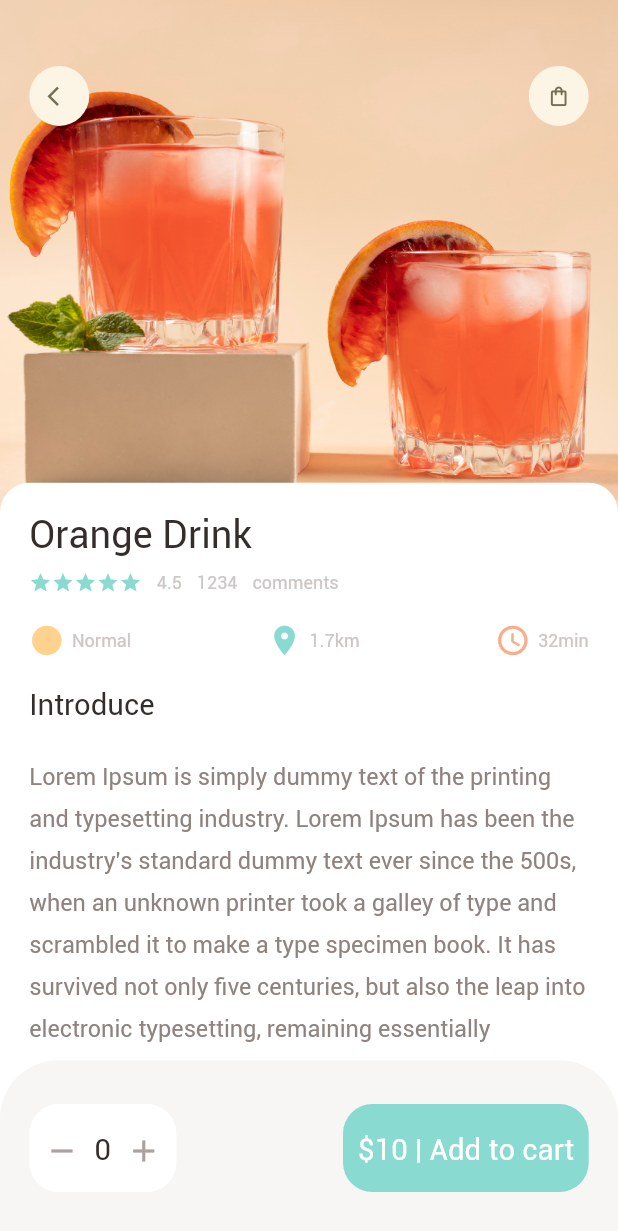
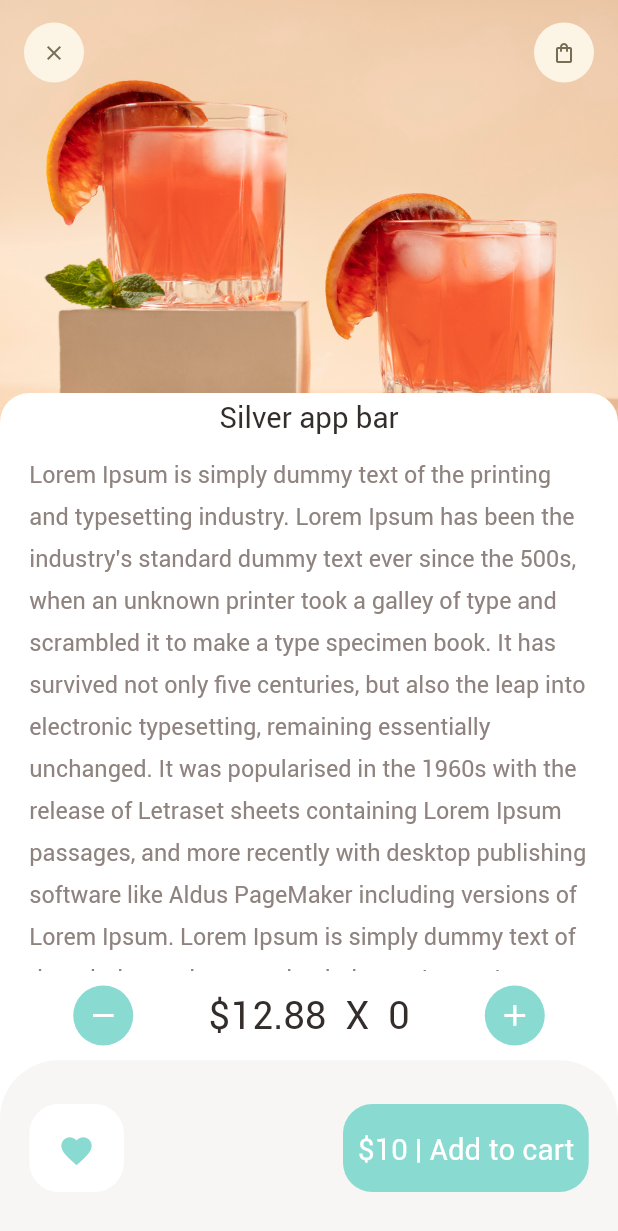
Before and after one commit to Niltonmb7/app_delivery, a Flutter app: the screen it shows after launch, after a tap on "Show more", on a phone screen of 412 x 824 dp. Shown: the top 1231 px of the screen. Run offline on Flutter 3.47's test engine with Material 2 defaults, Android fonts, the phone set to English and light mode, and no system bars; our stand-ins replace dots_indicator, get.

Commit message:
recommended page

```diff
--- a/lib/main.dart
+++ b/lib/main.dart
@@ -1,4 +1,5 @@
 import 'package:app_delivery/pages/article/popular_item_detail.dart';
+import 'package:app_delivery/pages/article/recommended_item_detail.dart';
 import 'package:app_delivery/pages/home/home_page.dart';
 import 'package:flutter/material.dart';
 import 'package:get/get.dart';
@@ -20,7 +21,8 @@ class MyApp extends StatelessWidget {
         primarySwatch: Colors.blueGrey,
       ),
       // home: const HomePage(),
-      home: const PopularItemDetail(),
+      // home: const PopularItemDetail(),
+      home: const RecommendedItemDetail(),
     );
   }
 }
--- /dev/null
+++ b/lib/pages/article/recommended_item_detail.dart
@@ -0,0 +1,174 @@
+import 'package:app_delivery/utils/colors.dart';
+import 'package:app_delivery/utils/dimentions.dart';
+import 'package:app_delivery/widgets/app_icon.dart';
+import 'package:app_delivery/widgets/big_text.dart';
+import 'package:app_delivery/widgets/expandable_text.dart';
+import 'package:flutter/material.dart';
+
+class RecommendedItemDetail extends StatelessWidget {
+  const RecommendedItemDetail({super.key});
+
+  @override
+  Widget build(BuildContext context) {
+    return Scaffold(
+      backgroundColor: Colors.white,
+      body: CustomScrollView(
+        slivers: [
+          SliverAppBar(
+            pinned: true,
+            expandedHeight: 300,
+            backgroundColor: AppColors.yellowColor,
+            toolbarHeight: 70,
+            title: Row(
+              mainAxisAlignment: MainAxisAlignment.spaceBetween,
+              children: [
+                AppIcon(icon: Icons.clear),
+                AppIcon(icon: Icons.shopping_bag_outlined),
+              ],
+            ),
+            bottom: PreferredSize(
+              preferredSize: Size.fromHeight(20),
+              child: Container(
+                width: double.maxFinite,
+                padding: const EdgeInsets.only(top: 5, bottom: 10),
+                child: Center(
+                  child: BigText(text: "Silver app bar", size: Dimentios.font20,)
+                ),
+                decoration: BoxDecoration(
+                  color: Colors.white,
+                  borderRadius: BorderRadius.only(
+                    topLeft: Radius.circular(Dimentios.radius20),
+                    topRight: Radius.circular(Dimentios.radius20)
+                  )
+                ),
+              ),
+            ),
+            flexibleSpace: FlexibleSpaceBar(
+              background: Image.asset(
+                "assets/image/orange1.png",
+                width: double.maxFinite,
+                fit: BoxFit.cover,
+              ),
+            ),
+          ),
+          SliverToBoxAdapter(
+            child: Column(
+              children: [
+                Container(
+                  margin: EdgeInsets.only(left: Dimentios.width20, right: Dimentios.width20),
+                  child: ExpandableText(
+                    text: "Lorem Ipsum is simply dummy text of " +
+                          "the printing and typesetting industry. Lorem Ipsum has been " +
+                          "the industry's standard dummy text ever since the 1500s, " +
+                          "when an unknown printer took a galley of type and scrambled " +
+                          "it to make a type specimen book. It has survived not only five " +
+                          "centuries, but also the leap into electronic typesetting, " +
+                          "remaining essentially unchanged. It was popularised in the 1960s " +
+                          "with the release of Letraset sheets containing Lorem Ipsum passages, " +
+                          "and more recently with desktop publishing software like Aldus PageMaker " +
+                          "including versions of Lorem Ipsum. Lorem Ipsum is simply dummy text of " +
+                          "the printing and typesetting industry. Lorem Ipsum has been " +
+                          "the industry's standard dummy text ever since the 1500s, " +
+                          "when an unknown printer took a galley of type and scrambled " +
+                          "it to make a type specimen book. It has survived not only five " +
+                          "centuries, but also the leap into electronic typesetting, " +
+                          "remaining essentially unchanged. It was popularised in the 1960s " +
+                          "with the release of Letraset sheets containing Lorem Ipsum passages, " +
+                          "and more recently with desktop publishing software like Aldus PageMaker " +
+                          "including versions of Lorem Ipsum. Lorem Ipsum is simply dummy text of " +
+                          "the printing and typesetting industry. Lorem Ipsum has been " +
+                          "the industry's standard dummy text ever since the 1500s, " +
+                          "when an unknown printer took a galley of type and scrambled " +
+                          "it to make a type specimen book."
+                  ),
+                ),
+              ],
+            ),
+          )
+        ],
+      ),
+      bottomNavigationBar: Column(
+        mainAxisSize: MainAxisSize.min,
+        children: [
+          Container(
+            margin: EdgeInsets.only(
+              left: Dimentios.width20 * 2.5,
+              right: Dimentios.width20 * 2.5,
+              top: Dimentios.height10,
+              bottom: Dimentios.height10,
+            ),
+            child: Row(
+              mainAxisAlignment: MainAxisAlignment.spaceBetween,
+              children: [
+                AppIcon(
+                  icon: Icons.remove,
+                  backgroundColor: AppColors.mainColor,
+                  iconColor: Colors.white,
+                  iconSize: Dimentios.iconSize24,
+                ),
+                BigText(
+                  text: "\$12.88 " + " X " + " 0",
+                  color: AppColors.mainBLackColor,
+                  size: Dimentios.font26,
+                ),
+                AppIcon(
+                  icon: Icons.add,
+                  backgroundColor: AppColors.mainColor,
+                  iconColor: Colors.white,
+                  iconSize: Dimentios.iconSize24,
+                )
+              ],
+            ),
+          ),
+          Container(
+            height: Dimentios.bottomHeightBar,
+            decoration: BoxDecoration(
+              borderRadius: BorderRadius.only(
+                topLeft: Radius.circular(Dimentios.radius20*2),
+                topRight: Radius.circular(Dimentios.radius20*2),
+              ),
+              color: AppColors.buttonBackGroundColor,
+            ),
+            padding: EdgeInsets.only(
+              bottom: Dimentios.height30,
+              top: Dimentios.height30,
+              left: Dimentios.width20,
+              right: Dimentios.width20,
+            ),
+            child: Row(
+              mainAxisAlignment: MainAxisAlignment.spaceBetween,
+              children: [
+                Container(
+                  padding: EdgeInsets.only(
+                    left: Dimentios.width20,
+                    right: Dimentios.width20,
+                    top: Dimentios.height20,
+                    bottom: Dimentios.height20,
+                  ),
+                  decoration: BoxDecoration(
+                    borderRadius: BorderRadius.circular(Dimentios.radius20),
+                    color: Colors.white
+                  ),
+                  child: Icon(Icons.favorite, color: AppColors.mainColor,),
+                ),
+                Container(
+                  padding: EdgeInsets.only(
+                    left: Dimentios.width10,
+                    right: Dimentios.width10,
+                    top: Dimentios.height20,
+                    bottom: Dimentios.height20,
+                  ),
+                  decoration: BoxDecoration(
+                    borderRadius: BorderRadius.circular(Dimentios.radius20),
+                    color: AppColors.mainColor,
+                  ),
+                  child: BigText(text: "\$10 | Add to cart", color: Colors.white,),
+                )
+              ],
+            ),
+          ),
+        ],
+      ),
+    );
+  }
+}
--- a/lib/widgets/app_icon.dart
+++ b/lib/widgets/app_icon.dart
@@ -1,18 +1,18 @@
 import 'package:app_delivery/utils/dimentions.dart';
 import 'package:flutter/cupertino.dart';
-import 'package:flutter/src/widgets/container.dart';
-import 'package:flutter/src/widgets/framework.dart';
 
 class AppIcon extends StatelessWidget {
   final IconData icon;
   final Color backgroundColor;
   final Color iconColor;
   final double size;
+  final double iconSize;
   const AppIcon({super.key,
     required this.icon,
     this.backgroundColor = const Color(0xFFfcf4e4),
     this.iconColor = const Color(0xFF756d54),
-    this.size = 40
+    this.size = 40,
+    this.iconSize = 16
   });
 
   @override
@@ -27,7 +27,7 @@ class AppIcon extends StatelessWidget {
       child: Icon(
         icon,
         color: iconColor,
-        size: Dimentios.iconSize16,
+        size: iconSize,
       ),
     );
   }
```
